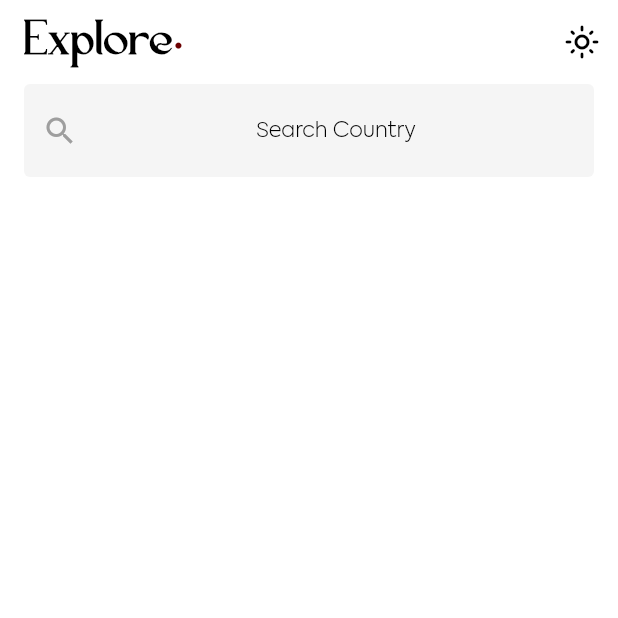
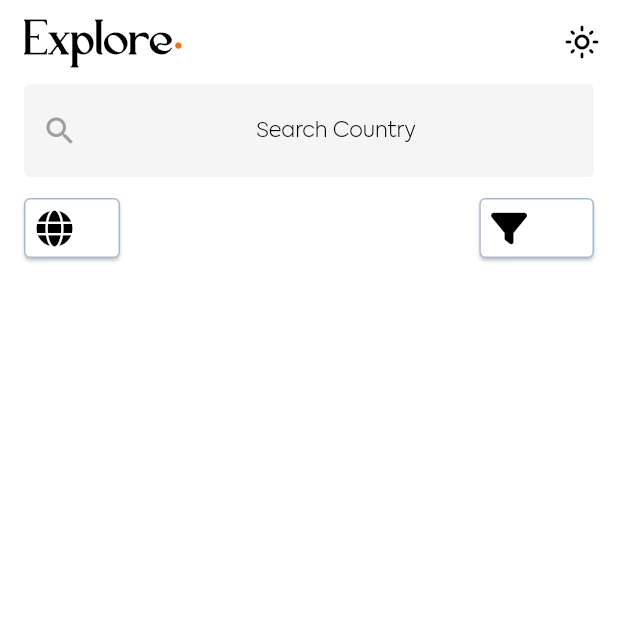
Before and after one commit to Wowo-chukwudi/explore, a Flutter app: the screen it shows after launch, on a phone screen of 412 x 824 dp, the top half of it. Run offline on Flutter 3.47's test engine with Material 2 defaults, Android fonts, the phone set to English and light mode, and no system bars; our stand-ins replace cached_network_image, font_awesome_flutter.

Commit message:
UI for language and filter

```diff
--- a/lib/components/components.dart
+++ b/lib/components/components.dart
@@ -1 +1,4 @@
 export 'search_box.dart';
+export 'settings.dart';
+export 'country_tile.dart';
+export './country_tile_list_view.dart';
--- /dev/null
+++ b/lib/components/country_tile_list_view.dart
@@ -0,0 +1 @@
+import 'package:flutter/material.dart';
--- /dev/null
+++ b/lib/components/settings.dart
@@ -0,0 +1,54 @@
+import 'package:explore/main.dart';
+import 'package:flutter/material.dart';
+import 'package:font_awesome_flutter/font_awesome_flutter.dart';
+
+import '../explore_theme.dart';
+
+class Settings extends StatelessWidget {
+  const Settings({Key? key}) : super(key: key);
+
+  @override
+  Widget build(BuildContext context) {
+    return Row(
+      mainAxisAlignment: MainAxisAlignment.spaceBetween,
+      children: [
+        buildLanguage(context),
+        buildFilter(context),
+      ],
+    );
+  }
+
+  Widget buildLanguage(BuildContext context) {
+    return TextButton.icon(
+        style: TextButton.styleFrom(
+            elevation: 1.0, side: BorderSide(color: Color(0xFFA9B8D4))),
+        onPressed: () {},
+        icon: Icon(
+          FontAwesomeIcons.globe,
+          color: Explore.themeNotifier.value == ThemeMode.light
+              ? Colors.black
+              : Colors.white,
+        ),
+        label: Text(
+          'EN',
+          style: Theme.of(context).textTheme.button,
+        ));
+  }
+
+  Widget buildFilter(BuildContext context) {
+    return TextButton.icon(
+        style: TextButton.styleFrom(
+            elevation: 1.0, side: BorderSide(color: Color(0xFFA9B8D4))),
+        onPressed: () {},
+        icon: Icon(
+          FontAwesomeIcons.filter,
+          color: Explore.themeNotifier.value == ThemeMode.light
+              ? Colors.black
+              : Colors.white,
+        ),
+        label: Text(
+          'Filter',
+          style: Theme.of(context).textTheme.button,
+        ));
+  }
+}
--- a/lib/explore_theme.dart
+++ b/lib/explore_theme.dart
@@ -26,6 +26,12 @@ class ExploreTheme {
       fontWeight: FontWeight.w500,
       color: Colors.black,
     ),
+    button: TextStyle(
+      fontFamily: 'Axiforma',
+      fontSize: 12.0,
+      fontWeight: FontWeight.w500,
+      color: Colors.white,
+    ),
   );
 
   static TextTheme darkTextTheme = TextTheme(
@@ -33,6 +39,12 @@ class ExploreTheme {
       fontFamily: 'Axiforma',
       fontSize: 14.0,
       fontWeight: FontWeight.w300,
+      color: Colors.white,
+    ),
+    button: TextStyle(
+      fontFamily: 'Axiforma',
+      fontSize: 12.0,
+      fontWeight: FontWeight.w500,
       color: Colors.white,
     ),
     bodyText2: TextStyle(
@@ -66,6 +78,11 @@ class ExploreTheme {
           ),
         ),
         scaffoldBackgroundColor: Colors.white,
+        textButtonTheme: TextButtonThemeData(
+            style: TextButton.styleFrom(
+          backgroundColor: Colors.white,
+          side: BorderSide(color: Color(0xFFA9B8D4)),
+        )),
         appBarTheme: const AppBarTheme(
           foregroundColor: Colors.black,
           backgroundColor: Colors.white,
--- a/lib/home.dart
+++ b/lib/home.dart
@@ -24,7 +24,7 @@ class Home extends StatelessWidget {
                   fontFamily: 'ScothBrace',
                   fontWeight: FontWeight.bold,
                   fontSize: 30,
-                  color: Color.fromARGB(255, 108, 0, 1)),
+                  color: Color(0xFFFF6C00)),
             ),
             bottom: 0,
             right: 0,
@@ -50,7 +50,11 @@ class Home extends StatelessWidget {
           children: [
             //Search box
             SearchBox(),
+            const SizedBox(
+              height: 10,
+            ),
             //Language and filter
+            Settings(),
             //Country list view
           ],
         ),
--- a/lib/models/models.dart
+++ b/lib/models/models.dart
@@ -0,0 +1 @@
+export 'country_list.dart';
--- a/pubspec.yaml
+++ b/pubspec.yaml
@@ -34,6 +34,9 @@ dependencies:
   # The following adds the Cupertino Icons font to your application.
   # Use with the CupertinoIcons class for iOS style icons.
   cupertino_icons: ^1.0.2
+  font_awesome_flutter: ^10.2.1
+  http: ^0.13.3
+  cached_network_image: ^3.1.0
 
 dev_dependencies:
   flutter_test:
```
Also changed, not shown: lib/components/country_tile.dart (added, +14 -0 lines), lib/models/country_list.dart (added, +18 -0 lines), lib/network/country_api.dart (added, +25 -0 lines), pubspec.lock.
